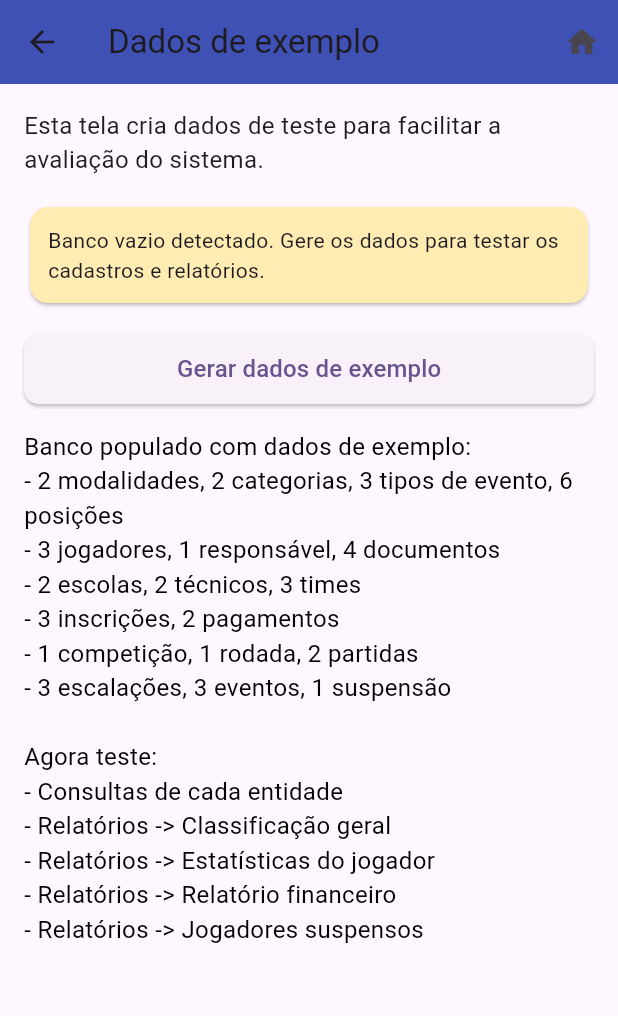
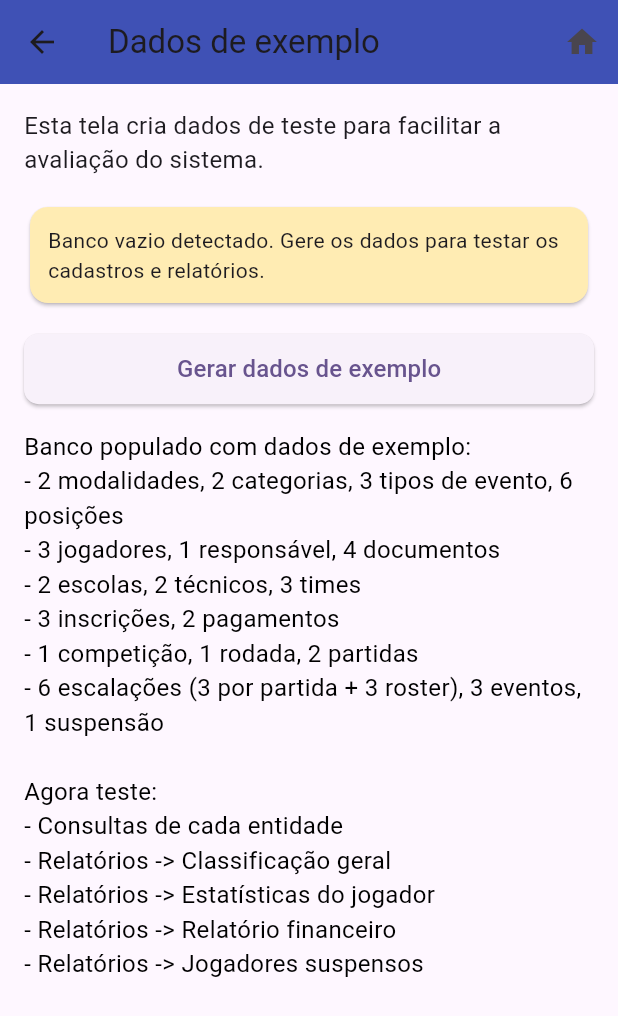
Before and after one commit to lucas1046/ProjetoCompeticao, a Flutter app: the TelaDadosExemplo screen opened directly, after a tap on "Gerar dados de exemplo", on a phone screen of 412 x 824 dp. Shown: the top 1016 px of the screen. Run offline on Flutter 3.47's test engine with Material 3 defaults, Android fonts, the phone set to English and light mode, and no system bars; our stand-ins replace pdf, printing, sqflite; accounts and stored records are empty.

Commit message:
Fase 31: dados de exemplo com roster por time

```diff
--- a/lib/control/control_dados_exemplo.dart
+++ b/lib/control/control_dados_exemplo.dart
@@ -375,6 +375,46 @@ class ControlDadosExemplo {
     );
 
     // ---------------------------------------------------------
+    // ROSTER (escalacao por time, reutilizavel em partidas)
+    // ---------------------------------------------------------
+    await BancoDados().inserir(
+      "escalacao",
+      Escalacao(
+        id: 4,
+        idPartida: 0,
+        idTime: 1,
+        titular: "Titular",
+        numeroCamisa: 9,
+        idPosicao: 3,
+        idParticipacao: 1,
+      ).toMap(),
+    );
+    await BancoDados().inserir(
+      "escalacao",
+      Escalacao(
+        id: 5,
+        idPartida: 0,
+        idTime: 1,
+        titular: "Titular",
+        numeroCamisa: 7,
+        idPosicao: 4,
+        idParticipacao: 3,
+      ).toMap(),
+    );
+    await BancoDados().inserir(
+      "escalacao",
+      Escalacao(
+        id: 6,
+        idPartida: 0,
+        idTime: 2,
+        titular: "Titular",
+        numeroCamisa: 10,
+        idPosicao: 2,
+        idParticipacao: 2,
+      ).toMap(),
+    );
+
+    // ---------------------------------------------------------
     // EVENTOS
     // ---------------------------------------------------------
     await BancoDados().inserir(
@@ -464,6 +504,6 @@ class ControlDadosExemplo {
         "- 2 escolas, 2 técnicos, 3 times\n"
         "- 3 inscrições, 2 pagamentos\n"
         "- 1 competição, 1 rodada, 2 partidas\n"
-        "- 3 escalações, 3 eventos, 1 suspensão";
+        "- 6 escalações (3 por partida + 3 roster), 3 eventos, 1 suspensão";
   }
 }
```
